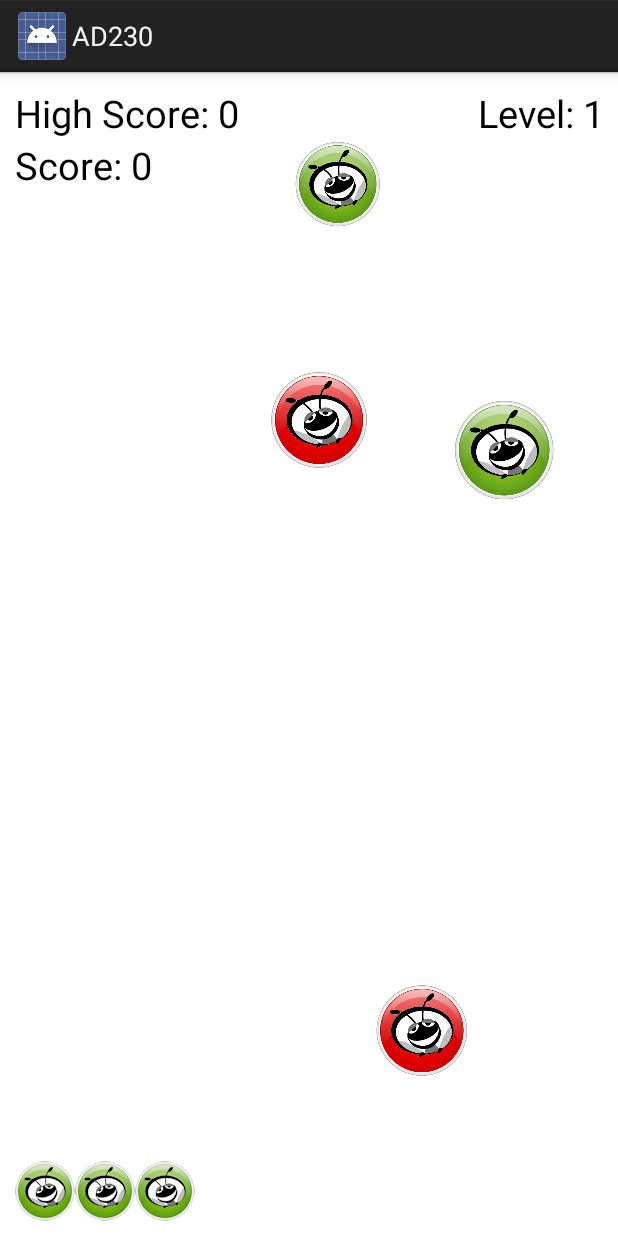
After one commit to appsbylyon/AD230, an Android app: the fragment SpotOnFragment shown on its own in the app's theme, on a phone screen of 412 x 824 dp. The commit adds this screen. Run offline under Robolectric (Android 15) with nearby library versions, the phone set to English and light mode, and no system bars; pictures from the network do not load.

Commit message:
Commit #6 Spot Game Completed

```diff
--- a/app/src/main/java/com/appsbylyon/ad230/NavigationDrawerFragment.java
+++ b/app/src/main/java/com/appsbylyon/ad230/NavigationDrawerFragment.java
@@ -105,7 +105,8 @@ public class NavigationDrawerFragment extends Fragment {
                         getString(R.string.title_section1),
                         getString(R.string.title_section2),
                         getString(R.string.title_section3),
-                        getString(R.string.title_section4)
+                        getString(R.string.title_section4),
+                        getString(R.string.title_section5)
 
                 }));
         mDrawerListView.setItemChecked(mCurrentSelectedPosition, true);
--- /dev/null
+++ b/app/src/main/java/com/appsbylyon/ad230/spoton/SpotOnFragment.java
@@ -0,0 +1,47 @@
+package com.appsbylyon.ad230.spoton;
+
+import android.app.Fragment;
+import android.content.Context;
+import android.os.Bundle;
+import android.view.LayoutInflater;
+import android.view.View;
+import android.view.ViewGroup;
+import android.widget.RelativeLayout;
+
+import com.appsbylyon.ad230.R;
+
+/**
+ * Created by infinite on 8/17/2014.
+ */
+public class SpotOnFragment extends Fragment
+{
+    private SpotOnView spotView;
+
+    @Override
+    public View onCreateView(LayoutInflater inflater, ViewGroup parent, Bundle savedInstanceState)
+    {
+        super.onCreateView(inflater, parent, savedInstanceState);
+        View view = inflater.inflate(R.layout.spoton_main, parent, false);
+
+        RelativeLayout layout = (RelativeLayout) view.findViewById(R.id.spot_on_relativeLayout);
+        spotView = new SpotOnView(getActivity(), getActivity().getPreferences(Context.MODE_PRIVATE),
+                layout);
+        layout.addView(spotView, 0);
+
+        return view;
+    }
+
+    @Override
+    public void onPause()
+    {
+        super.onPause();
+        spotView.pause();
+    }
+
+    @Override
+    public void onResume()
+    {
+        super.onResume();
+        spotView.resume(getActivity());
+    }
+}
--- /dev/null
+++ b/app/src/main/java/com/appsbylyon/ad230/spoton/SpotOnView.java
@@ -0,0 +1,410 @@
+package com.appsbylyon.ad230.spoton;
+
+
+import android.animation.Animator;
+import android.animation.AnimatorListenerAdapter;
+import android.app.AlertDialog;
+import android.app.AlertDialog.Builder;
+import android.content.Context;
+import android.content.DialogInterface;
+import android.content.SharedPreferences;
+import android.content.res.Resources;
+import android.media.AudioManager;
+import android.media.SoundPool;
+import android.os.Handler;
+import android.view.LayoutInflater;
+import android.view.MotionEvent;
+import android.view.View;
+import android.widget.ImageView;
+import android.widget.LinearLayout;
+import android.widget.RelativeLayout;
+import android.widget.TextView;
+
+import com.appsbylyon.ad230.R;
+
+import java.util.HashMap;
+import java.util.Map;
+import java.util.Queue;
+import java.util.Random;
+import java.util.concurrent.ConcurrentLinkedQueue;
+
+public class SpotOnView extends View
+{
+    // constant for accessing the high score in SharedPreference
+    private static final String HIGH_SCORE = "HIGH_SCORE";
+    private SharedPreferences preferences; // stores the high score
+
+    // variables for managing the game
+    private int spotsTouched; // number of spots touched
+    private int score; // current score
+    private int level; // current level
+    private int viewWidth; // stores the width of this View
+    private int viewHeight; // stores the height of this view
+    private long animationTime; // how long each spot remains on the screen
+    private boolean gameOver; // whether the game has ended
+    private boolean gamePaused; // whether the game has ended
+    private boolean dialogDisplayed; // whether the game has ended
+    private int highScore; // the game's all time high score
+
+    // collections of spots (ImageViews) and Animators
+    private final Queue<ImageView> spots =
+            new ConcurrentLinkedQueue<ImageView>();
+    private final Queue<Animator> animators =
+            new ConcurrentLinkedQueue<Animator>();
+
+    private TextView highScoreTextView; // displays high score
+    private TextView currentScoreTextView; // displays current score
+    private TextView levelTextView; // displays current level
+    private LinearLayout livesLinearLayout; // displays lives remaining
+    private RelativeLayout relativeLayout; // displays spots
+    private Resources resources; // used to load resources
+    private LayoutInflater layoutInflater; // used to inflate GUIs
+
+    // time in milliseconds for spot and touched spot animations
+    private static final int INITIAL_ANIMATION_DURATION = 6000;
+    private static final Random random = new Random(); // for random coords
+    private static final int SPOT_DIAMETER = 100; // initial spot size
+    private static final float SCALE_X = 0.25f; // end animation x scale
+    private static final float SCALE_Y = 0.25f; // end animation y scale
+    private static final int INITIAL_SPOTS = 5; // initial # of spots
+    private static final int SPOT_DELAY = 500; // delay in milliseconds
+    private static final int LIVES = 3; // start with 3 lives
+    private static final int MAX_LIVES = 7; // maximum # of total lives
+    private static final int NEW_LEVEL = 10; // spots to reach new level
+    private Handler spotHandler; // adds new spots to the game
+
+    // sound IDs, constants and variables for the game's sounds
+    private static final int HIT_SOUND_ID = 1;
+    private static final int MISS_SOUND_ID = 2;
+    private static final int DISAPPEAR_SOUND_ID = 3;
+    private static final int SOUND_PRIORITY = 1;
+    private static final int SOUND_QUALITY = 100;
+    private static final int MAX_STREAMS = 4;
+    private SoundPool soundPool; // plays sound effects
+    private int volume; // sound effect volume
+    private Map<Integer, Integer> soundMap; // maps ID to soundpool
+
+    // constructs a new SpotOnView
+    public SpotOnView(Context context, SharedPreferences sharedPreferences,
+                      RelativeLayout parentLayout)
+    {
+        super(context);
+
+        // load the high score
+        preferences = sharedPreferences;
+        highScore = preferences.getInt(HIGH_SCORE, 0);
+
+        // save Resources for loading external values
+        resources = context.getResources();
+
+        // save LayoutInflater
+        layoutInflater = (LayoutInflater) context.getSystemService(
+                Context.LAYOUT_INFLATER_SERVICE);
+
+        // get references to various GUI components
+        relativeLayout = parentLayout;
+        livesLinearLayout = (LinearLayout) relativeLayout.findViewById(
+                R.id.spot_on_lifeLinearLayout);
+        highScoreTextView = (TextView) relativeLayout.findViewById(
+                R.id.spot_on_highScoreTextView);
+        currentScoreTextView = (TextView) relativeLayout.findViewById(
+                R.id.spot_on_scoreTextView);
+        levelTextView = (TextView) relativeLayout.findViewById(
+                R.id.spot_on_levelTextView);
+
+        spotHandler = new Handler(); // used to add spots when game starts
+    } // end SpotOnView constructor
+
+    // store SpotOnView's width/height
+    @Override
+    protected void onSizeChanged(int width, int height, int oldw, int oldh)
+    {
+        viewWidth = width; // save the new width
+        viewHeight = height; // save the new height
+    } // end method onSizeChanged
+
+    // called by the SpotOn Activity when it receives a call to onPause
+    public void pause()
+    {
+        gamePaused = true;
+        soundPool.release(); // release audio resources
+        soundPool = null;
+        cancelAnimations(); // cancel all outstanding animations
+    } // end method pause
+
+    // cancel animations and remove ImageViews representing spots
+    private void cancelAnimations()
+    {
+        // cancel remaining animations
+        for (Animator animator : animators)
+            animator.cancel();
+
+        // remove remaining spots from the screen
+        for (ImageView view : spots)
+            relativeLayout.removeView(view);
+
+        spotHandler.removeCallbacks(addSpotRunnable);
+        animators.clear();
+        spots.clear();
+    } // end method cancelAnimations
+
+    // called by the SpotOn Activity when it receives a call to onResume
+    public void resume(Context context)
+    {
+        gamePaused = false;
+        initializeSoundEffects(context); // initialize app's SoundPool
+
+        if (!dialogDisplayed)
+            resetGame(); // start the game
+    } // end method resume
+
+    // start a new game
+    public void resetGame()
+    {
+        spots.clear(); // empty the List of spots
+        animators.clear(); // empty the List of Animators
+        livesLinearLayout.removeAllViews(); // clear old lives from screen
+
+        animationTime = INITIAL_ANIMATION_DURATION; // init animation length
+        spotsTouched = 0; // reset the number of spots touched
+        score = 0; // reset the score
+        level = 1; // reset the level
+        gameOver = false; // the game is not over
+        displayScores(); // display scores and level
+
+        // add lives
+        for (int i = 0; i < LIVES; i++)
+        {
+            // add life indicator to screen
+            livesLinearLayout.addView(
+                    (ImageView) layoutInflater.inflate(R.layout.spoton_life, null));
+        } // end for
+
+        // add INITIAL_SPOTS new spots at SPOT_DELAY time intervals in ms
+        for (int i = 1; i <= INITIAL_SPOTS; ++i)
+            spotHandler.postDelayed(addSpotRunnable, i * SPOT_DELAY);
+    } // end method resetGame
+
+    // create the app's SoundPool for playing game audio
+    private void initializeSoundEffects(Context context)
+    {
+        // initialize SoundPool to play the app's three sound effects
+        soundPool = new SoundPool(MAX_STREAMS, AudioManager.STREAM_MUSIC,
+                SOUND_QUALITY);
+
+        // set sound effect volume
+        AudioManager manager =
+                (AudioManager) context.getSystemService(Context.AUDIO_SERVICE);
+        volume = manager.getStreamVolume(AudioManager.STREAM_MUSIC);
+
+        // create sound map
+        soundMap = new HashMap<Integer, Integer>(); // create new HashMap
+
+        // add each sound effect to the SoundPool
+        soundMap.put(HIT_SOUND_ID,
+                soundPool.load(context, R.raw.hit, SOUND_PRIORITY));
+        soundMap.put(MISS_SOUND_ID,
+                soundPool.load(context, R.raw.miss, SOUND_PRIORITY));
+        soundMap.put(DISAPPEAR_SOUND_ID,
+                soundPool.load(context, R.raw.disappear, SOUND_PRIORITY));
+    } // end method initializeSoundEffect
+
+    // display scores and level
+    private void displayScores()
+    {
+        // display the high score, current score and level
+        highScoreTextView.setText(
+                resources.getString(R.string.spot_on_high_score) + " " + highScore);
+        currentScoreTextView.setText(
+                resources.getString(R.string.spot_on_score) + " " + score);
+        levelTextView.setText(
+                resources.getString(R.string.spot_on_level) + " " + level);
+    } // end function displayScores
+
+    // Runnable used to add new spots to the game at the start
+    private Runnable addSpotRunnable = new Runnable()
+    {
+        public void run()
+        {
+            addNewSpot(); // add a new spot to the game
+        } // end method run
+    }; // end Runnable
+
+    // adds a new spot at a random location and starts its animation
+    public void addNewSpot()
+    {
+        // choose two random coordinates for the starting and ending points
+        int x = random.nextInt(viewWidth - SPOT_DIAMETER);
+        int y = random.nextInt(viewHeight - SPOT_DIAMETER);
+        int x2 = random.nextInt(viewWidth - SPOT_DIAMETER);
+        int y2 = random.nextInt(viewHeight - SPOT_DIAMETER);
+
+        // create new spot
+        final ImageView spot =
+                (ImageView) layoutInflater.inflate(R.layout.spoton_untouched, null);
+        spots.add(spot); // add the new spot to our list of spots
+        spot.setLayoutParams(new RelativeLayout.LayoutParams(
+                SPOT_DIAMETER, SPOT_DIAMETER));
+        spot.setImageResource(random.nextInt(2) == 0 ?
+                R.drawable.green_spot : R.drawable.red_spot);
+        spot.setX(x); // set spot's starting x location
+        spot.setY(y); // set spot's starting y location
+        spot.setOnClickListener( // listens for spot being clicked
+                new OnClickListener()
+                {
+                    public void onClick(View v)
+                    {
+                        touchedSpot(spot); // handle touched spot
+                    } // end method onClick
+                } // end OnClickListener
+        ); // end call to setOnClickListener
+        relativeLayout.addView(spot); // add spot to the screen
+
+        // configure and start spot's animation
+        spot.animate().x(x2).y(y2).scaleX(SCALE_X).scaleY(SCALE_Y)
+                .setDuration(animationTime).setListener(
+                new AnimatorListenerAdapter()
+                {
+                    @Override
+                    public void onAnimationStart(Animator animation)
+                    {
+                        animators.add(animation); // save for possible cancel
+                    } // end method onAnimationStart
+
+                    public void onAnimationEnd(Animator animation)
+                    {
+                        animators.remove(animation); // animation done, remove
+
+                        if (!gamePaused && spots.contains(spot)) // not touched
+                        {
+                            missedSpot(spot); // lose a life
+                        } // end if
+                    } // end method onAnimationEnd
+                } // end AnimatorListenerAdapter
+        ); // end call to setListener
+    } // end addNewSpot method
+
+    // called when the user touches the screen, but not a spot
+    @Override
+    public boolean onTouchEvent(MotionEvent event)
+    {
+        // play the missed sound
+        if (soundPool != null)
+            soundPool.play(MISS_SOUND_ID, volume, volume,
+                    SOUND_PRIORITY, 0, 1f);
+
+        score -= 15 * level; // remove some points
+        score = Math.max(score, 0); // do not let the score go below zero
+        displayScores(); // update scores/level on screen
+        return true;
+    } // end method onTouchEvent
+
+    // called when a spot is touched
+    private void touchedSpot(ImageView spot)
+    {
+        relativeLayout.removeView(spot); // remove touched spot from screen
+        spots.remove(spot); // remove old spot from list
+
+        ++spotsTouched; // increment the number of spots touched
+        score += 10 * level; // increment the score
+
+        // play the hit sounds
+        if (soundPool != null)
+            soundPool.play(HIT_SOUND_ID, volume, volume,
+                    SOUND_PRIORITY, 0, 1f);
+
+        // increment level if player touched 10 spots in the current level
+        if (spotsTouched % NEW_LEVEL == 0)
+        {
+            ++level; // increment the level
+            animationTime *= 0.95; // make game 5% faster than prior level
+
+            // if the maximum number of lives has not been reached
+            if (livesLinearLayout.getChildCount() < MAX_LIVES)
+            {
+                ImageView life =
+                        (ImageView) layoutInflater.inflate(R.layout.spoton_life, null);
+                livesLinearLayout.addView(life); // add life to screen
+            } // end if
+        } // end if
+
+        displayScores(); // update score/level on the screen
+
+        if (!gameOver)
+            addNewSpot(); // add another untouched spot
+    } // end method touchedSpot
+
+    // called when a spot finishes its animation without being touched
+    public void missedSpot(ImageView spot)
+    {
+        spots.remove(spot); // remove spot from spots List
+        relativeLayout.removeView(spot); // remove spot from screen
+
+        if (gameOver) // if the game is already over, exit
+            return;
+
+        // play the disappear sound effect
+        if (soundPool != null)
+            soundPool.play(DISAPPEAR_SOUND_ID, volume, volume,
+                    SOUND_PRIORITY, 0, 1f);
+
+        // if the game has been lost
+        if (livesLinearLayout.getChildCount() == 0)
+        {
+            gameOver = true; // the game is over
+
+            // if the last game's score is greater than the high score
+            if (score > highScore)
+            {
+                SharedPreferences.Editor editor = preferences.edit();
+                editor.putInt(HIGH_SCORE, score);
+                editor.commit(); // store the new high score
+                highScore = score;
+            } // end if
+
+            cancelAnimations();
+
+            // display a high score dialog
+            Builder dialogBuilder = new AlertDialog.Builder(getContext());
+            dialogBuilder.setTitle(R.string.spot_on_game_over);
+            dialogBuilder.setMessage(resources.getString(R.string.spot_on_score) +
+                    " " + score);
+            dialogBuilder.setPositiveButton(R.string.spot_on_reset_game,
+                    new DialogInterface.OnClickListener()
+                    {
+                        public void onClick(DialogInterface dialog, int which)
+                        {
+                            displayScores(); // ensure that score is up to date
+                            dialogDisplayed = false;
+                            resetGame(); // start a new game
+                        } // end method onClick
+                    } // end DialogInterface
+            ); // end call to dialogBuilder.setPositiveButton
+            dialogDisplayed = true;
+            dialogBuilder.show(); // display the reset game dialog
+        } // end if
+        else // remove one life
+        {
+            livesLinearLayout.removeViewAt( // remove life from screen
+                    livesLinearLayout.getChildCount() - 1);
+            addNewSpot(); // add another spot to game
+        } // end else
+    } // end method missedSpot
+} // end class SpotOnView
+
+
+
+/**************************************************************************
+ * (C) Copyright 1992-2012 by Deitel & Associates, Inc. and               *
+ * Pearson Education, Inc. All Rights Reserved.                           *
+ *                                                                        *
+ * DISCLAIMER: The authors and publisher of this book have used their     *
+ * best efforts in preparing the book. These efforts include the          *
+ * development, research, and testing of the theories and programs        *
+ * to determine their effectiveness. The authors and publisher make       *
+ * no warranty of any kind, expressed or implied, with regard to these    *
+ * programs or to the documentation contained in these books. The authors *
+ * and publisher shall not be liable in any event for incidental or       *
+ * consequential damages in connection with, or arising out of, the       *
+ * furnishing, performance, or use of these programs.                     *
+ **************************************************************************/
--- /dev/null
+++ b/app/src/main/res/layout/spoton_life.xml
@@ -0,0 +1,3 @@
+<?xml version="1.0" encoding="utf-8"?>
+<ImageView xmlns:android="http://schemas.android.com/apk/res/android"
+           android:src="@drawable/life"></ImageView>
--- /dev/null
+++ b/app/src/main/res/layout/spoton_main.xml
@@ -0,0 +1,36 @@
+<?xml version="1.0" encoding="utf-8"?>
+<RelativeLayout xmlns:android="http://schemas.android.com/apk/res/android"
+                android:id="@+id/spot_on_relativeLayout"
+                android:layout_width="match_parent"
+                android:layout_height="match_parent"
+                android:background="@android:color/white">
+    <TextView android:id="@+id/spot_on_highScoreTextView"
+              android:layout_width="wrap_content"
+              android:layout_height="wrap_content"
+              android:layout_marginTop="10dp"
+              android:layout_marginLeft="10dp"
+              android:textColor="@android:color/black" android:textSize="25sp"
+              android:text="@string/spot_on_high_score"/>
+    <TextView android:id="@+id/spot_on_levelTextView"
+              android:layout_toRightOf="@id/spot_on_highScoreTextView"
+              android:layout_width="wrap_content"
+              android:layout_height="wrap_content"
+              android:layout_marginTop="10dp"
+              android:layout_marginRight="10dp"
+              android:gravity="right"
+              android:layout_alignParentRight="true"
+              android:textColor="@android:color/black" android:textSize="25sp"
+              android:text="@string/spot_on_level"/>
+    <TextView android:id="@+id/spot_on_scoreTextView"
+              android:layout_below="@id/spot_on_highScoreTextView"
+              android:layout_width="wrap_content"
+              android:layout_height="wrap_content"
+              android:layout_marginLeft="10dp"
+              android:textColor="@android:color/black" android:textSize="25sp"
+              android:text="@string/spot_on_score"/>
+    <LinearLayout android:id="@+id/spot_on_lifeLinearLayout"
+                  android:layout_alignParentBottom="true"
+                  android:layout_width="match_parent"
+                  android:layout_height="wrap_content"
+                  android:layout_margin="10dp"/>
+</RelativeLayout >
--- /dev/null
+++ b/app/src/main/res/layout/spoton_untouched.xml
@@ -0,0 +1,3 @@
+<?xml version="1.0" encoding="utf-8"?>
+<ImageView xmlns:android="http://schemas.android.com/apk/res/android">
+</ImageView>
--- a/app/src/main/res/values/strings.xml
+++ b/app/src/main/res/values/strings.xml
@@ -6,6 +6,7 @@
     <string name="title_section2">Twitter Search</string>
     <string name="title_section3">Flag Quiz</string>
     <string name="title_section4">Cannon Game</string>
+    <string name="title_section5">Spot On</string>
     <string name="navigation_drawer_open">Open navigation drawer</string>
     <string name="navigation_drawer_close">Close navigation drawer</string>
     <string name="action_example">Example action</string>
@@ -42,8 +43,7 @@
     <string name="flag_guesses">guesses</string>
     <string name="flag_incorrect_answer">Incorrect!</string>
     <string name="flag_more_regions_title">More Regions Required</string>
-   <string name="flag_more_regions_message">There are not enough countries in
-      the selected regions. Please select more regions.</string>
+    <string name="flag_more_regions_message">There are not enough countries in the selected regions. Please select more regions.</string>
     <string name="flag_of">of</string>
     <string name="flag_ok">OK</string>
     <string name="flag_question">Flag</string>
@@ -64,13 +64,17 @@
         <item>9</item>
     </string-array>
 
-    <string name="cannon_results_format">
-      Shots fired: %1$d\nTotal time: %2$.1f</string>
+    <string name="cannon_results_format">Shots fired: %1$d\nTotal time: %2$.1f</string>
     <string name="cannon_reset_game">Reset Game</string>
     <string name="cannon_win">You win!</string>
     <string name="cannon_lose">You lose!</string>
-   <string name="cannon_time_remaining_format">
-      Time remaining: %.1f seconds</string>
+    <string name="cannon_time_remaining_format"> Time remaining: %.1f seconds</string>
+
+    <string name="spot_on_high_score">High Score: </string>
+    <string name="spot_on_score">Score: </string>
+    <string name="spot_on_level">Level: </string>
+    <string name="spot_on_reset_game">Reset Game</string>
+    <string name="spot_on_game_over">Game Over</string>
 
 
 </resources>
```
Also changed, not shown: app/src/main/java/com/appsbylyon/ad230/MainActivity.java (+10 -0 lines), app/src/main/res/drawable-hdpi/green_spot.png (added), app/src/main/res/drawable-hdpi/life.png (added), app/src/main/res/drawable-hdpi/red_spot.png (added), 3 other files.
